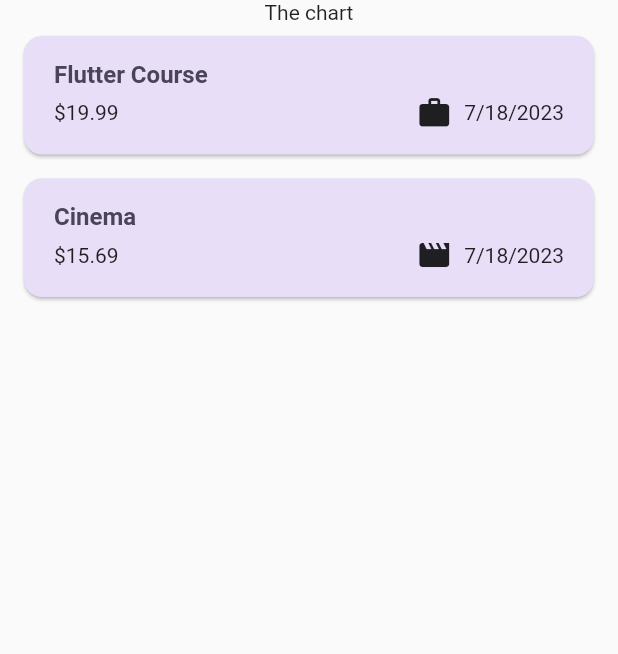
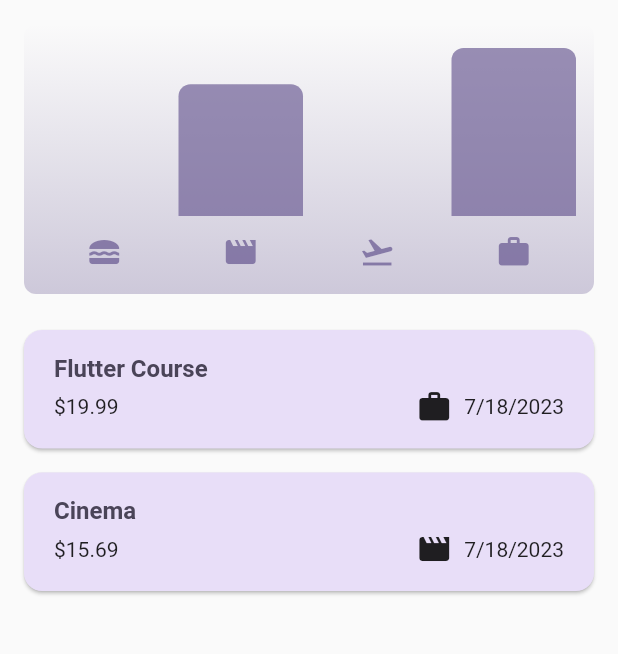
Before and after one commit to ThiagoFabiano/app-controle-de-gastos-Flutter, a Flutter app: the screen it shows after launch, on a phone screen of 412 x 824 dp, the part 84-738 px from its top. Run offline on Flutter 3.47's test engine with Material 2 defaults, Android fonts, the phone set to English and light mode, and no system bars.

Commit message:
feat: adiciona grafico de categoria de gastos

```diff
--- a/lib/models/expense.dart
+++ b/lib/models/expense.dart
@@ -4,11 +4,9 @@ import 'package:uuid/uuid.dart';
 
 final formatter = DateFormat.yMd();
 
-const  uuid = Uuid();
+const uuid = Uuid();
 
-enum Category{
-  food, travel, leisure, work
-}
+enum Category { food, travel, leisure, work }
 
 const categoryIcons = {
   Category.food: Icons.lunch_dining,
@@ -31,7 +29,29 @@ class Expense {
   final DateTime date;
   final Category category;
 
-  String get formattedDate{
+  String get formattedDate {
     return formatter.format(date);
   }
 }
+
+class ExpenseBucket {
+  const ExpenseBucket({required this.category, required this.expenses});
+
+  ExpenseBucket.forCategory(List<Expense> allExpenses, this.category)
+      : expenses = allExpenses
+            .where((expense) => expense.category == category)
+            .toList();
+
+  final Category category;
+  final List<Expense> expenses;
+
+  double get totalExpenses {
+    double sum = 0;
+
+    for (final expense in expenses) {
+      sum += expense.amount;
+    }
+
+    return sum;
+  }
+}
--- /dev/null
+++ b/lib/widgets/chart/chart.dart
@@ -0,0 +1,95 @@
+import 'package:flutter/material.dart';
+
+import 'package:expense_tracker/widgets/chart/chart_bar.dart';
+import 'package:expense_tracker/models/expense.dart';
+
+class Chart extends StatelessWidget {
+  const Chart({super.key, required this.expenses});
+
+  final List<Expense> expenses;
+
+  List<ExpenseBucket> get buckets {
+    return [
+      ExpenseBucket.forCategory(expenses, Category.food),
+      ExpenseBucket.forCategory(expenses, Category.leisure),
+      ExpenseBucket.forCategory(expenses, Category.travel),
+      ExpenseBucket.forCategory(expenses, Category.work),
+    ];
+  }
+
+  double get maxTotalExpense {
+    double maxTotalExpense = 0;
+
+    for (final bucket in buckets) {
+      if (bucket.totalExpenses > maxTotalExpense) {
+        maxTotalExpense = bucket.totalExpenses;
+      }
+    }
+
+    return maxTotalExpense;
+  }
+
+  @override
+  Widget build(BuildContext context) {
+    final isDarkMode =
+        MediaQuery.of(context).platformBrightness == Brightness.dark;
+    return Container(
+      margin: const EdgeInsets.all(16),
+      padding: const EdgeInsets.symmetric(
+        vertical: 16,
+        horizontal: 8,
+      ),
+      width: double.infinity,
+      height: 180,
+      decoration: BoxDecoration(
+        borderRadius: BorderRadius.circular(8),
+        gradient: LinearGradient(
+          colors: [
+            Theme.of(context).colorScheme.primary.withOpacity(0.3),
+            Theme.of(context).colorScheme.primary.withOpacity(0.0)
+          ],
+          begin: Alignment.bottomCenter,
+          end: Alignment.topCenter,
+        ),
+      ),
+      child: Column(
+        children: [
+          Expanded(
+            child: Row(
+              crossAxisAlignment: CrossAxisAlignment.end,
+              children: [
+                for (final bucket in buckets) // alternative to map()
+                  ChartBar(
+                    fill: bucket.totalExpenses == 0
+                        ? 0
+                        : bucket.totalExpenses / maxTotalExpense,
+                  )
+              ],
+            ),
+          ),
+          const SizedBox(height: 12),
+          Row(
+            children: buckets
+                .map(
+                  (bucket) => Expanded(
+                    child: Padding(
+                      padding: const EdgeInsets.symmetric(horizontal: 4),
+                      child: Icon(
+                        categoryIcons[bucket.category],
+                        color: isDarkMode
+                            ? Theme.of(context).colorScheme.secondary
+                            : Theme.of(context)
+                                .colorScheme
+                                .primary
+                                .withOpacity(0.7),
+                      ),
+                    ),
+                  ),
+                )
+                .toList(),
+          )
+        ],
+      ),
+    );
+  }
+}
--- /dev/null
+++ b/lib/widgets/chart/chart_bar.dart
@@ -0,0 +1,34 @@
+import 'package:flutter/material.dart';
+
+class ChartBar extends StatelessWidget {
+  const ChartBar({
+    super.key,
+    required this.fill,
+  });
+
+  final double fill;
+
+  @override
+  Widget build(BuildContext context) {
+    final isDarkMode =
+        MediaQuery.of(context).platformBrightness == Brightness.dark;
+    return Expanded(
+      child: Padding(
+        padding: const EdgeInsets.symmetric(horizontal: 4),
+        child: FractionallySizedBox(
+          heightFactor: fill,
+          child: DecoratedBox(
+            decoration: BoxDecoration(
+              shape: BoxShape.rectangle,
+              borderRadius:
+                  const BorderRadius.vertical(top: Radius.circular(8)),
+              color: isDarkMode
+                  ? Theme.of(context).colorScheme.secondary
+                  : Theme.of(context).colorScheme.primary.withOpacity(0.65),
+            ),
+          ),
+        ),
+      ),
+    );
+  }
+}
--- a/lib/widgets/expenses.dart
+++ b/lib/widgets/expenses.dart
@@ -1,3 +1,4 @@
+import 'package:expense_tracker/widgets/chart/chart.dart';
 import 'package:expense_tracker/widgets/expenses-list/expenses_list.dart';
 import 'package:expense_tracker/models/expense.dart';
 import 'package:expense_tracker/widgets/new_expenses.dart';
@@ -90,7 +91,7 @@ class _ExpensesState extends State<Expenses> {
       ),
       body: Column(
         children: [
-          const Text('The chart'),
+          Chart(expenses: _registeredExpenses),
           Expanded(child: mainContent),
         ],
       ),
```
